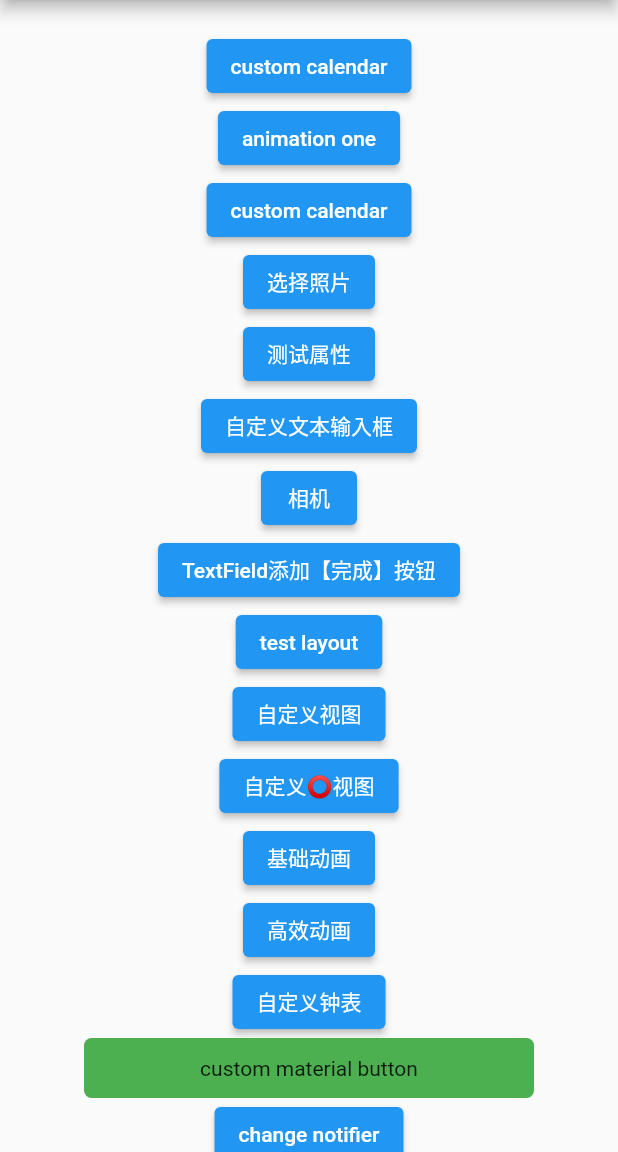
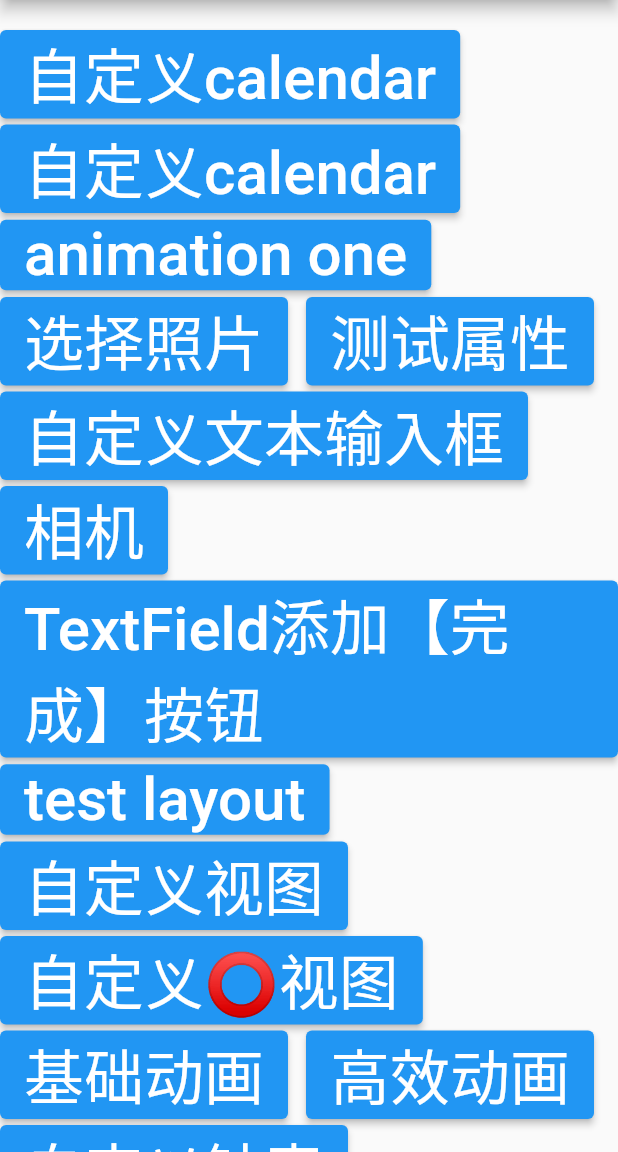
Before and after one commit to zishabei/flutter_repository, a Flutter app: the screen it shows after launch, on a phone screen of 412 x 824 dp, the part 84-1236 px from its top. Run offline on Flutter 3.47's test engine with Material 2 defaults, Android fonts, the light colour scheme and no system bars; our stand-ins replace audioplayers, camera, flutter_hooks, flutter_riverpod, flutter_svg, hooks_riverpod and 3 more; missing offline and left inert: wechat_assets_picker; generated files the repository leaves out were written again; project files that could hold a hidden picture were left out.

Commit message:
small fix

```diff
--- a/lib/main.dart
+++ b/lib/main.dart
@@ -75,124 +75,134 @@ class _MyHomePageState extends State<MyHomePage> {
           child: Container(
             padding: const EdgeInsets.only(top: 20, bottom: 40),
             alignment: Alignment.topCenter,
-            child: Column(
-              mainAxisAlignment: MainAxisAlignment.start,
-              crossAxisAlignment: CrossAxisAlignment.center,
+            child: Wrap(
+              spacing: 12.0, // gap between adjacent chips
+              runSpacing: 4.0, // gap between lines
               children: <Widget>[
                 ElevatedButton(
                     onPressed: () {
                       Navigator.of(context).push(CustomCalendar.route);
                     },
-                    child: const Text("custom calendar")),
+                    child: buttonText("自定义calendar")),
+                ElevatedButton(
+                    onPressed: () {
+                      Navigator.of(context).push(CustomCalendar.route);
+                    },
+                    child: buttonText("自定义calendar")),
                 ElevatedButton(
                     onPressed: () {
                       Navigator.of(context).push(AnimationOneScreen.route);
                     },
-                    child: const Text("animation one")),
-                ElevatedButton(
-                    onPressed: () {
-                      Navigator.of(context).push(CustomCalendar.route);
-                    },
-                    child: const Text("custom calendar")),
+                    child: buttonText("animation one")),
                 ElevatedButton(
                     onPressed: () async {
                       final List<AssetEntity>? result =
                           await AssetPicker.pickAssets(context);
                     },
-                    child: const Text("选择照片")),
+                    child: buttonText("选择照片")),
                 ElevatedButton(
                     onPressed: () async {
                       Navigator.of(context).push(TestParameterScreen.route);
                     },
-                    child: const Text("测试属性")),
+                    child: buttonText("测试属性")),
                 ElevatedButton(
                     onPressed: () async {
                       Navigator.of(context).push(CustomTextField.route);
                     },
-                    child: const Text("自定义文本输入框")),
+                    child: buttonText("自定义文本输入框")),
                 ElevatedButton(
                     onPressed: () async {
                       Navigator.of(context).push(CameraExampleHome.route);
                     },
-                    child: const Text("相机")),
+                    child: buttonText("相机")),
                 ElevatedButton(
                     onPressed: () async {
                       Navigator.of(context).push(MyTextFormView.route);
                     },
-                    child: const Text("TextField添加【完成】按钮")),
+                    child: buttonText("TextField添加【完成】按钮")),
                 ElevatedButton(
                     onPressed: () async {
                       Navigator.of(context).push(LayoutTest.route);
                     },
-                    child: const Text("test layout")),
+                    child: buttonText("test layout")),
                 ElevatedButton(
                     onPressed: () async {
                       Navigator.of(context).push(CustomWidget.route);
                     },
-                    child: const Text("自定义视图")),
+                    child: buttonText("自定义视图")),
                 ElevatedButton(
                     onPressed: () async {
                       Navigator.of(context).push(CustomWidgetCircle.route);
                     },
-                    child: const Text("自定义⭕️视图")),
+                    child: buttonText("自定义⭕️视图")),
                 ElevatedButton(
                     onPressed: () async {
                       Navigator.of(context).push(BaseAnimationStudy.route);
                     },
-                    child: const Text("基础动画")),
+                    child: buttonText("基础动画")),
                 ElevatedButton(
                     onPressed: () async {
                       Navigator.of(context).push(AnimatedBuilderStudy.route);
                     },
-                    child: const Text("高效动画")),
+                    child: buttonText("高效动画")),
                 ElevatedButton(
                     onPressed: () async {
                       Navigator.of(context).push(CustomClock.route);
                     },
-                    child: const Text("自定义钟表")),
+                    child: buttonText("自定义钟表")),
                 const CustomMaterialButton(),
                 ElevatedButton(
                     onPressed: () async {
                       Navigator.of(context).push(ChangeNotifierWidget.route);
                     },
-                    child: const Text("change notifier")),
+                    child: buttonText("change notifier")),
                 ElevatedButton(
                     onPressed: () async {
                       Navigator.of(context).push(ValueNotifierTest.route);
                     },
-                    child: const Text("value notifier")),
+                    child: buttonText("value notifier")),
                 ElevatedButton(
                     onPressed: () async {
                       Navigator.of(context).push(WebViewTest.route);
                     },
-                    child: const Text("web view")),
+                    child: buttonText("web view")),
                 ElevatedButton(
                   onPressed: () async {
                     Navigator.of(context).push(HelloRiverpod.route);
                   },
-                  child: const Text("riverpod"),
+                  child: buttonText("riverpod"),
                 ),
                 ElevatedButton(
                   onPressed: () async {
                     Navigator.of(context).push(InheritedWidgetTest.route);
                   },
-                  child: const Text("Inherited Widget Sample"),
+                  child: buttonText("Inherited Widget Sample"),
                 ),
                 ElevatedButton(
                   onPressed: () async {
                     Navigator.of(context).push(AudioPayersTest.route);
                   },
-                  child: const Text("audioplayers"),
+                  child: buttonText("audioplayers"),
                 ),
                 ElevatedButton(
                   onPressed: () async {
                     Navigator.of(context).push(FutureProviderTest.route);
                   },
-                  child: const Text("FutureProvider"),
+                  child: buttonText("FutureProvider"),
                 ),
               ],
             ),
           ),
         ));
   }
+
+  Widget buttonText(String text) {
+    return Text(
+      text,
+      style: Theme.of(context)
+          .textTheme
+          .button
+          ?.copyWith(fontSize: 40, color: Colors.white),
+    );
+  }
 }
```
